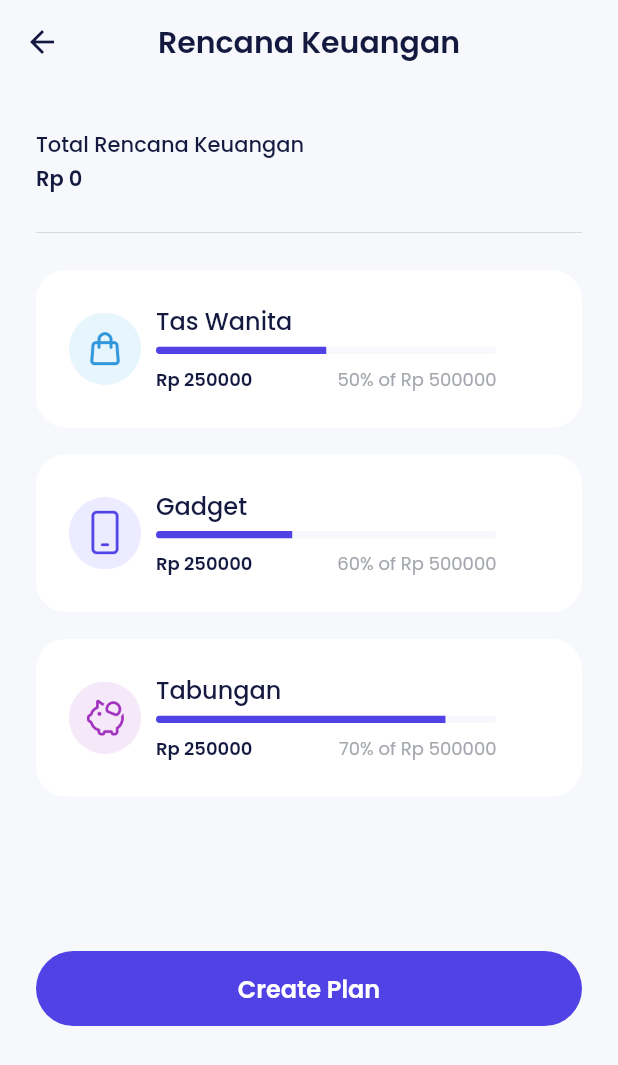
After one commit to muhammadshiva/flutter-walletapp, a Flutter app: the MoneyPlannerPage screen opened by its route, on a phone screen of 412 x 824 dp. The commit adds this screen. Shown: the top 1065 px of the screen. Run offline on Flutter 3.47's test engine with Material 2 defaults, Android fonts, the phone set to English and light mode, and no system bars; our stand-ins replace animated_text_kit, carousel_slider, google_fonts.

Commit message:
(money planner) : slicing page

```diff
--- a/lib/main.dart
+++ b/lib/main.dart
@@ -4,6 +4,7 @@ import 'package:moneywise_app/ui/pages/data_package_page.dart';
 import 'package:moneywise_app/ui/pages/data_provider_page.dart';
 import 'package:moneywise_app/ui/pages/data_success_page.dart';
 import 'package:moneywise_app/ui/pages/home_page.dart';
+import 'package:moneywise_app/ui/pages/money_planner_page.dart';
 import 'package:moneywise_app/ui/pages/onboarding_page.dart';
 import 'package:moneywise_app/ui/pages/pin_page.dart';
 import 'package:moneywise_app/ui/pages/profile_edit_page.dart';
@@ -71,6 +72,7 @@ class MyApp extends StatelessWidget {
         '/data-provider': (context) => const DataProviderPage(),
         '/data-package': (context) => const DataPackagePage(),
         '/data-success': (context) => const DataSuccessPage(),
+        '/money-planner': (context) => const MoneyPlannerPage(),
       },
     );
   }
--- a/lib/ui/pages/home_page.dart
+++ b/lib/ui/pages/home_page.dart
@@ -480,7 +480,7 @@ class MoreDialog extends StatelessWidget {
       content: Container(
         padding: const EdgeInsets.all(30),
         width: MediaQuery.of(context).size.width,
-        height: 326,
+        height: 477,
         decoration: BoxDecoration(
           borderRadius: BorderRadius.circular(40),
           color: lightBgColor,
@@ -530,6 +530,13 @@ class MoreDialog extends StatelessWidget {
                   title: 'Travel',
                   onTap: () {},
                 ),
+                HomeServiceItem(
+                  iconUrl: 'assets/ic_money_plan.png',
+                  title: 'Rencana\nKeuangan',
+                  onTap: () {
+                    Navigator.pushNamed(context, '/money-planner');
+                  },
+                ),
               ],
             ),
           ],
--- /dev/null
+++ b/lib/ui/pages/money_planner_page.dart
@@ -0,0 +1,78 @@
+import 'package:flutter/material.dart';
+import 'package:moneywise_app/shared/theme.dart';
+import 'package:moneywise_app/ui/widgets/buttons.dart';
+import 'package:moneywise_app/ui/widgets/money_planner_item.dart';
+
+class MoneyPlannerPage extends StatelessWidget {
+  const MoneyPlannerPage({Key? key}) : super(key: key);
+
+  @override
+  Widget build(BuildContext context) {
+    return Scaffold(
+      appBar: AppBar(
+        title: const Text('Rencana Keuangan'),
+      ),
+      body: ListView(
+        padding: const EdgeInsets.symmetric(horizontal: 24),
+        children: [
+          const SizedBox(
+            height: 30,
+          ),
+          Column(
+            crossAxisAlignment: CrossAxisAlignment.start,
+            children: [
+              Text(
+                'Total Rencana Keuangan',
+                style: blackTextStyle.copyWith(
+                  fontWeight: medium,
+                ),
+              ),
+              const SizedBox(
+                height: 2,
+              ),
+              Text(
+                'Rp 0',
+                style: blackTextStyle.copyWith(
+                  fontWeight: semiBold,
+                ),
+              ),
+              const SizedBox(height: 17),
+              const Divider(),
+              const SizedBox(height: 17),
+              const MoneyPlannnerItem(
+                imageUrl: 'assets/ic_bag.png',
+                title: 'Tas Wanita',
+                amount: 250000,
+                total: 500000,
+                percentage: 50,
+                value: 0.50,
+              ),
+              const MoneyPlannnerItem(
+                imageUrl: 'assets/ic_gadget.png',
+                title: 'Gadget',
+                amount: 250000,
+                total: 500000,
+                percentage: 60,
+                value: 0.40,
+              ),
+              const MoneyPlannnerItem(
+                imageUrl: 'assets/ic_saving.png',
+                title: 'Tabungan',
+                amount: 250000,
+                total: 500000,
+                percentage: 70,
+                value: 0.85,
+              ),
+            ],
+          ),
+          const SizedBox(height: 85),
+          CustomFilledButton(
+            title: 'Create Plan',
+            onPressed: () {},
+          ),
+          const SizedBox(height: 50),
+        ],
+      ),
+    );
+  }
+}
--- a/lib/ui/widgets/home_service_item.dart
+++ b/lib/ui/widgets/home_service_item.dart
@@ -40,6 +40,7 @@ class HomeServiceItem extends StatelessWidget {
           style: blackTextStyle.copyWith(
             fontWeight: medium,
           ),
+          textAlign: TextAlign.center,
         )
       ],
     );
--- /dev/null
+++ b/lib/ui/widgets/money_planner_item.dart
@@ -0,0 +1,111 @@
+import 'package:flutter/material.dart';
+import 'package:moneywise_app/shared/theme.dart';
+
+class MoneyPlannnerItem extends StatelessWidget {
+  const MoneyPlannnerItem({
+    Key? key,
+    required this.imageUrl,
+    required this.title,
+    required this.amount,
+    required this.total,
+    required this.percentage,
+    this.isSelected = false,
+    this.value = 0.0,
+  }) : super(key: key);
+
+  final String imageUrl;
+  final String title;
+  final int amount;
+  final int percentage;
+  final int total;
+  final double value;
+  final bool isSelected;
+
+  @override
+  Widget build(BuildContext context) {
+    return Container(
+      padding: const EdgeInsets.all(22),
+      margin: const EdgeInsets.only(
+        bottom: 18,
+      ),
+      decoration: BoxDecoration(
+        borderRadius: BorderRadius.circular(20),
+        color: whiteColor,
+        border: isSelected
+            ? Border.all(
+                width: 2,
+                color: blueColor,
+              )
+            : null,
+      ),
+      child: Row(
+        children: [
+          Image.asset(
+            imageUrl,
+            height: 48,
+          ),
+          const SizedBox(width: 10),
+          Column(
+            crossAxisAlignment: CrossAxisAlignment.start,
+            children: [
+              Text(
+                title,
+                style: blackTextStyle.copyWith(
+                  fontSize: 16,
+                  fontWeight: medium,
+                ),
+              ),
+              const SizedBox(height: 5),
+              SizedBox(
+                width: 227,
+                height: 5,
+                child: ClipRRect(
+                  borderRadius: BorderRadius.circular(55),
+                  child: LinearProgressIndicator(
+                    value: value,
+                    minHeight: 5,
+                    valueColor: AlwaysStoppedAnimation(purpleColor),
+                    backgroundColor: lightBgColor,
+                  ),
+                ),
+              ),
+              const SizedBox(height: 7),
+              SizedBox(
+                height: 20,
+                width: 227,
+                child: Row(
+                  mainAxisAlignment: MainAxisAlignment.spaceBetween,
+                  children: [
+                    Text(
+                      'Rp $amount',
+                      style: blackTextStyle.copyWith(
+                        fontWeight: semiBold,
+                        fontSize: 12,
+                      ),
+                    ),
+                    Row(
+                      children: [
+                        Text(
+                          '$percentage%',
+                          style: greyTextStyle.copyWith(
+                            fontSize: 12,
+                          ),
+                        ),
+                        Text(
+                          ' of Rp $total',
+                          style: greyTextStyle.copyWith(
+                            fontSize: 12,
+                          ),
+                        ),
+                      ],
+                    ),
+                  ],
+                ),
+              )
+            ],
+          ),
+        ],
+      ),
+    );
+  }
+}
```
